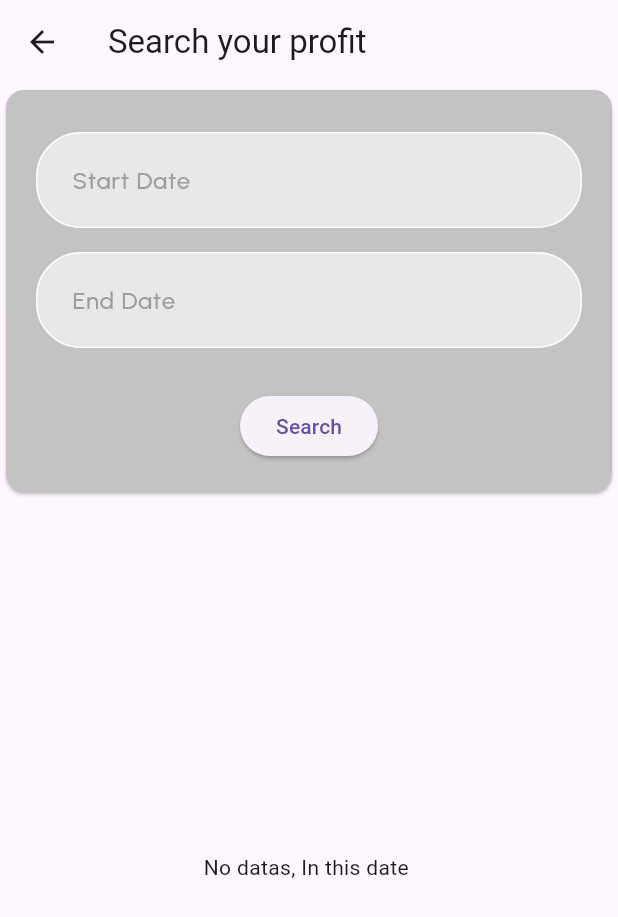
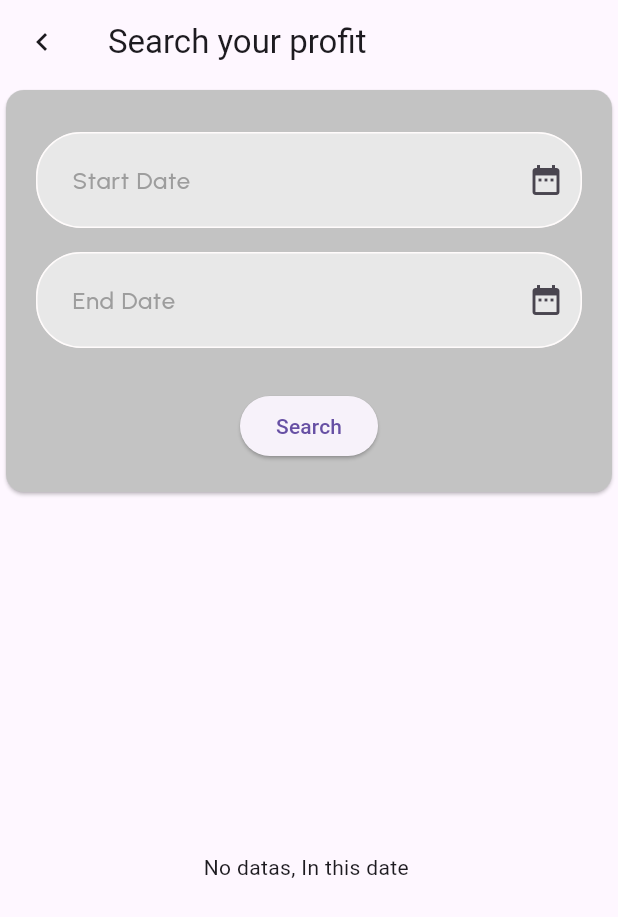
Before and after one commit to Shahshad75/driver_app, a Flutter app: the ProfitScreen screen opened directly, on a phone screen of 412 x 824 dp. Shown: the top 917 px of the screen. Run offline on Flutter 3.47's test engine with Material 3 defaults, Android fonts, the phone set to English and light mode, and no system bars; our stand-ins replace country_code_picker, firebase_core, firebase_messaging, firebase_storage, geocoding, geolocator and 6 more; missing offline and left inert: flutter_floating_bottom_bar, flutter_polyline_points; accounts and stored records are empty.

Commit message:
update new commit

```diff
--- a/lib/controller/sign_up_validation.dart
+++ b/lib/controller/sign_up_validation.dart
@@ -1,5 +1,4 @@
 import 'dart:io';
-
 import 'package:firebase_storage/firebase_storage.dart';
 import 'package:flutter/material.dart';
 import 'package:get/get.dart';
--- a/lib/utils/end_points.dart
+++ b/lib/utils/end_points.dart
@@ -1,6 +1,6 @@
 class Url {
   static const headers = {'Content-Type': 'application/json'};
-  static const baseUrl = "https://zippyroutes.online";
+  static const baseUrl = "http://10.4.2.89:8080";
   //http://10.4.4.163:8080
   //
   static const driver = "/driver";
--- a/lib/view/profit_screen.dart
+++ b/lib/view/profit_screen.dart
@@ -1,5 +1,6 @@
 import 'package:flutter/material.dart';
 import 'package:get/get.dart';
+import 'package:intl/intl.dart';
 import 'package:taxi_app/controller/driver_controller.dart';
 import 'package:taxi_app/model/revenue.dart';
 import 'package:taxi_app/widgets/textfields/signup_textfields.dart';
@@ -7,13 +8,18 @@ import 'package:taxi_app/widgets/textfields/signup_textfields.dart';
 class ProfitScreen extends StatelessWidget {
   ProfitScreen({super.key});
 
-  final startDateController = TextEditingController();
-  final endDateController = TextEditingController();
   final DriverController contorller = Get.find();
   @override
   Widget build(BuildContext context) {
     return Scaffold(
       appBar: AppBar(
+        leading: IconButton(
+            onPressed: () {
+              contorller.startDateController.clear();
+              contorller.endDateController.clear();
+              Get.back();
+            },
+            icon: const Icon(Icons.chevron_left_sharp)),
         title: const Text("Search your profit"),
       ),
       body: Column(
@@ -25,15 +31,28 @@ class ProfitScreen extends StatelessWidget {
               child: Column(
                 children: [
                   CustomTextfield(
-                      controller: startDateController, hintText: "Start Date"),
+                    suffixIcon: IconButton(
+                        onPressed: () {
+                          contorller.getStartingDate(context);
+                        },
+                        icon: const Icon(Icons.date_range)),
+                    controller: contorller.startDateController,
+                    hintText: "Start Date",
+                  ),
                   CustomTextfield(
-                      controller: endDateController, hintText: "End Date"),
+                      suffixIcon: IconButton(
+                          onPressed: () {
+                            contorller.getEndingDate(context);
+                          },
+                          icon: const Icon(Icons.date_range)),
+                      controller: contorller.endDateController,
+                      hintText: "End Date"),
                   const SizedBox(
                     height: 20,
                   ),
                   ElevatedButton(
-                      onPressed: () {
-                        contorller.getRevenue();
+                      onPressed: () async {
+                        await contorller.getRevenue();
                       },
                       child: const Text("Search"))
                 ],
@@ -46,21 +65,25 @@ class ProfitScreen extends StatelessWidget {
                 ? const Center(
                     child: Text("No datas, In this date "),
                   )
-                : ListView.builder(
+                : Obx(() => ListView.builder(
                     itemCount: contorller.revenue.length,
                     itemBuilder: (context, index) {
                       Revenue revenue = contorller.revenue[index];
+                      DateTime parsedDate =
+                          DateFormat('dd/MM/yyyy').parse(revenue.date);
+                      String formattedDate =
+                          DateFormat('MMMM dd, yyyy').format(parsedDate);
                       return ListTile(
                         title: Text(
                             "Booking id : ${revenue.bookingId.toString()}"),
-                        subtitle: Text(revenue.date),
+                        subtitle: Text(formattedDate),
                         trailing: Text(
                           "₹ ${revenue.fare.toString()}",
                           style: const TextStyle(
                               fontSize: 15, fontWeight: FontWeight.bold),
                         ),
                       );
-                    }),
+                    })),
           ))
         ],
       ),
--- a/lib/widgets/textfields/signup_textfields.dart
+++ b/lib/widgets/textfields/signup_textfields.dart
@@ -5,10 +5,15 @@ import 'package:google_fonts/google_fonts.dart';
 
 class CustomTextfield extends StatelessWidget {
   CustomTextfield(
-      {super.key, this.controller, required this.hintText, this.validation});
+      {super.key,
+      this.controller,
+      required this.hintText,
+      this.validation,
+      this.suffixIcon});
   final controller;
   final hintText;
   FormFieldValidator? validation;
+  Widget? suffixIcon;
   @override
   Widget build(BuildContext context) {
     return Padding(
@@ -17,6 +22,7 @@ class CustomTextfield extends StatelessWidget {
         validator: validation,
         controller: controller,
         decoration: InputDecoration(
+          suffixIcon: suffixIcon,
           errorBorder: const OutlineInputBorder(
             borderSide: BorderSide(
               color: Colors.red,
```
Also changed, not shown: lib/controller/driver_controller.dart (+41 -3 lines), lib/view/home_screen.dart (+18 -14 lines), lib/view/person_screen.dart (+8 -2 lines), lib/widgets/appbar.dart (+15 -1 lines), 2 other files.
